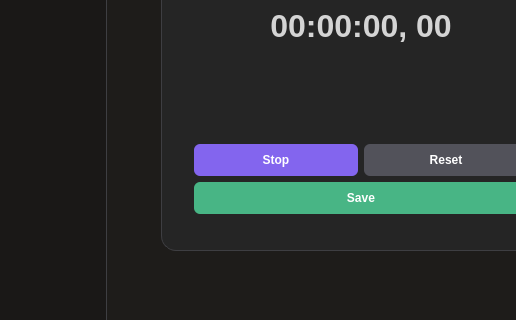
Old version of the form resources/CalenTrack.ui in the repository End0225/CalenTrack; both pictures show x 0 to 516 and y 227 to 547 of the 615 by 670 pixel window.
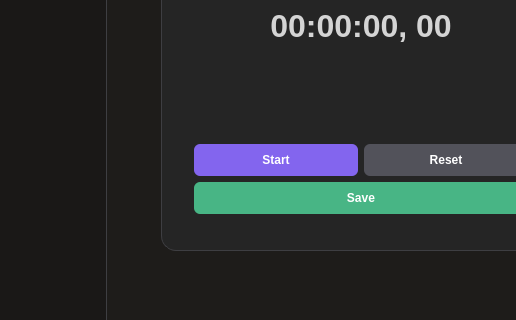
New version of the form. The open tabs and pages were chosen to show the change. Icons and pictures are not drawn.

Commit message: refactor: rename text in stopwatch_start_stop_btn from 'Stop' to 'Start'

Diff of the .ui file:
```diff
--- a/resources/CalenTrack.ui
+++ b/resources/CalenTrack.ui
@@ -526,7 +526,7 @@
 </string>
                     </property>
                     <property name="text">
-                     <string notr="true">Stop</string>
+                     <string notr="true">Start</string>
                     </property>
                     <property name="icon">
                      <iconset>
```
